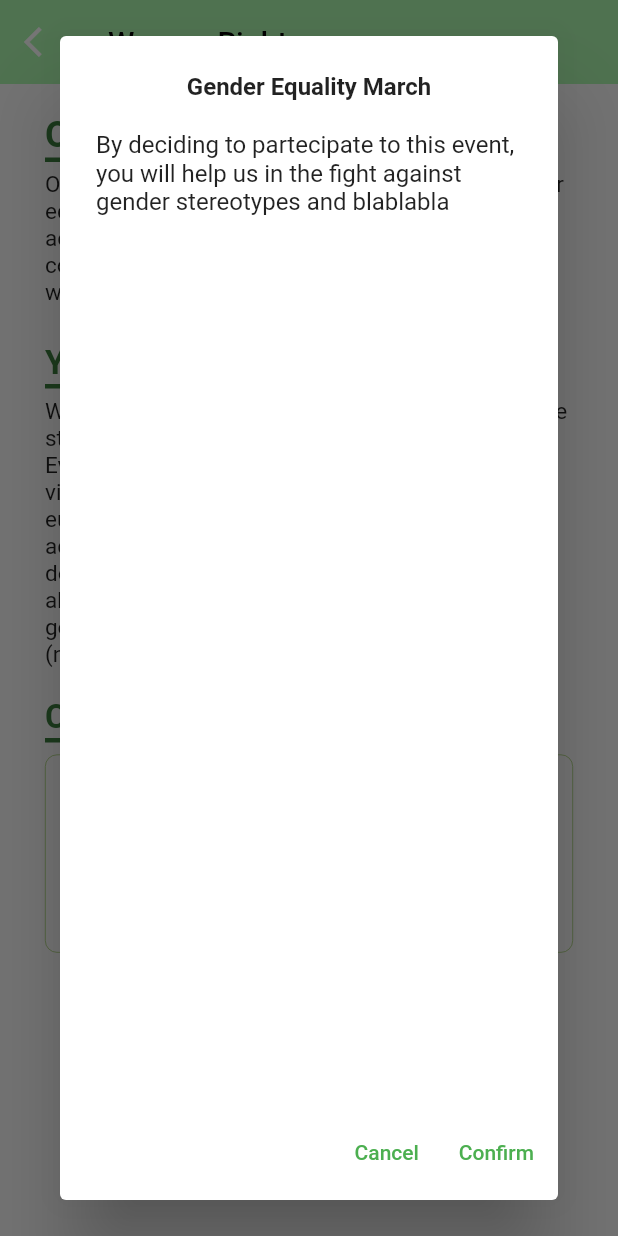
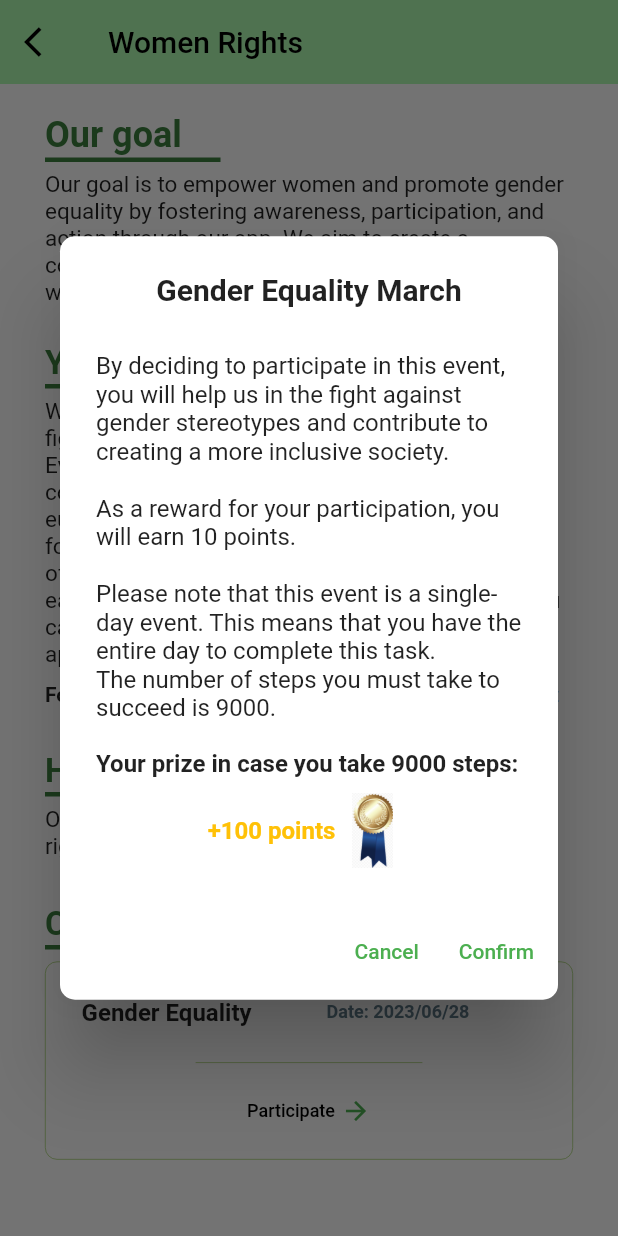
Before and after one commit to DanielaMulas/my_app, a Flutter app: the WomanRights screen opened directly, after a tap on "Participate", on a phone screen of 412 x 824 dp. Run offline on Flutter 3.47's test engine with Material 2 defaults, Android fonts, the phone set to English and light mode, and no system bars; our stand-ins replace country_picker, fl_chart, floor, jwt_decoder, material_design_icons_flutter, percent_indicator and 2 more; missing offline and left inert: fl_country_code_picker; accounts and stored records are empty; generated files the repository leaves out were written again; network calls fail.

Commit message:
Added steps to runningevent, changed AlertDialog

```diff
--- a/lib/screens/events/humanrights/womanrights.dart
+++ b/lib/screens/events/humanrights/womanrights.dart
@@ -1,5 +1,6 @@
 import 'package:flutter/material.dart';
-import 'package:my_app/screens/runningevent.dart';
+import 'package:my_app/screens/events/humanrights/runningevent.dart';
+import 'package:url_launcher/url_launcher.dart';
 
 class WomanRights extends StatefulWidget {
   WomanRights({Key? key}) : super(key: key);
@@ -12,13 +13,20 @@ class WomanRights extends StatefulWidget {
 }
 
 class _WomanRights extends State<WomanRights> {
+
+  var uri = Uri(
+    scheme: 'https',
+    host: 'associazionefrida.it',
+  );
+
   @override
   Widget build(BuildContext context) {
     return Scaffold(
       appBar: AppBar(
         leading: GestureDetector(
-          child: const Icon(Icons.arrow_back_ios),
+          child: const Icon(Icons.arrow_back_ios, color: Colors.black,),
           onTap: () => Navigator.pop(context),
+
         ),
         title: Text('Women Rights', style: TextStyle(color: Colors.black)),
         elevation: 0,
@@ -69,14 +77,40 @@ class _WomanRights extends State<WomanRights> {
               ),
               const SizedBox(height: 5),
               const Text(
-                'With your help, we can reach our purpose: every little step in this fight is important, yours especially!\nEverytime you decide to partecipate in one of our virtual marches, we will donate *random number of euros* to an association whose purpose is to boh, advocate for equality? Protect women victim of domestic violence? JOIN US E GRZ PER CAGARCI, ah and by the way we will gift you tot points, keep going and you will get our special prize for you (nulla).',
+                "With your support, we can make a difference in the fight for women's rights and gender equality.\nEvery step you take in our virtual marches will contribute to meaningful change: we will donate euros 5,00 to associations dedicated to advocating for equality and supporting women who are victims of domestic violence. As you participate, you will earn reward points, and by reaching milestones, you can unlock special prizes as a token of our appreciation.",
                 textAlign: TextAlign.left,
                 style: TextStyle(fontSize: 15),
               ),
-              const SizedBox(height: 20.0),
+              const SizedBox(height: 10.0,),
+              Row(children: [
+                const Text("For more information: ", style: TextStyle(fontWeight: FontWeight.w600),),
+                InkWell(
+                  child: const Text("https://www.associazionefrida.it", style: TextStyle(color: Colors.blue) ,),
+                  onTap: () => launchUrl(uri),
+                )
+              ],),
+              const SizedBox(height: 30.0),
+
+              //Attended events
+              const Text(
+                'Here are your attended events:',
+                style: TextStyle(
+                    fontSize: 22.0,
+                    fontWeight: FontWeight.bold,
+                    color: Color.fromARGB(255, 59, 126, 62)),
+              ),
+              const Divider(
+                color: Color.fromARGB(255, 59, 126, 62),
+                height: 5,
+                thickness: 3,
+                endIndent: 15,
+              ),
+              const SizedBox(height: 5),
+              const Text("Ops, you have attended to 0 events about women's rights.",style: TextStyle(fontSize: 15)),
+              SizedBox(height: 30),
 
               //Check available events
-              const Text(
+             const Text(
                 'Check the available events here:',
                 style: TextStyle(
                     fontSize: 22.0,
@@ -88,7 +122,7 @@ class _WomanRights extends State<WomanRights> {
                 height: 5,
                 thickness: 3,
                 endIndent: 15,
-              ),
+               ),
               SizedBox(height: 7),
 
               Container(
@@ -142,12 +176,24 @@ class _WomanRights extends State<WomanRights> {
                                   context: context,
                                   builder: (BuildContext context){
                                     return AlertDialog(
-                                      title: Text('Gender Equality March', textAlign: TextAlign.center, style: TextStyle(fontSize: 16.0, fontWeight: FontWeight.bold),),
+                                      shape: RoundedRectangleBorder(borderRadius: BorderRadius.circular(10.0)),
+                                      title: Text('Gender Equality March', textAlign: TextAlign.center, style: TextStyle(fontSize: 20.0, fontWeight: FontWeight.bold),),
                                       content: Column(
+                                        mainAxisSize: MainAxisSize.min,
                                         crossAxisAlignment: CrossAxisAlignment.start,
                                         children: [
-                                          Text('By deciding to partecipate to this event, you will help us in the fight against gender stereotypes and blablabla')
+                                          const SizedBox(height: 10.0),
+                                          const Text('By deciding to participate in this event, you will help us in the fight against gender stereotypes and contribute to creating a more inclusive society.\n\nAs a reward for your participation, you will earn 10 points.\n\nPlease note that this event is a single-day event. This means that you have the entire day to complete this task.\nThe number of steps you must take to succeed is 9000.', style: TextStyle(fontSize: 16)),
+                                          const SizedBox(height: 18.0),
+                                          const Text("Your prize in case you take 9000 steps:", style: TextStyle(fontSize: 16.0, fontWeight: FontWeight.bold),),
+                                          const SizedBox(height: 10.0),
+                                          Row(mainAxisAlignment: MainAxisAlignment.center,
+                                            children: [
+                                            const Text("+100 points", style: TextStyle(fontSize: 16, fontWeight: FontWeight.bold,color: Colors.amber)),
+                                            Image.asset("assets/images/bronze_medal.png", width: 50.0, height: 50.0,)
+                                          ]),
                                         ],
+
                                       ),
                                       actions: [
                                         TextButton(onPressed: () {
@@ -156,7 +202,7 @@ class _WomanRights extends State<WomanRights> {
                                         child: Text('Cancel')),
                                         TextButton(onPressed: (){
                                           Navigator.pop(context);
-                                          Navigator.push(context, MaterialPageRoute(builder: (context) => RunEvent()));
+                                          Navigator.push(context, MaterialPageRoute(builder: (context) => RunEvent1()));
                                         },
                                         child: Text('Confirm'))
                                       ],
```
Also changed, not shown: lib/screens/events/humanrights/humanrights.dart (+27 -10 lines), lib/screens/events/humanrights/runningevent.dart (renamed from lib/screens/runningevent.dart, +53 -26 lines), assets/images/bronze_medal.png (added), assets/images/gold_medal.png (added), assets/images/pride_flag.png (added), assets/images/silver_medal.png (added).
